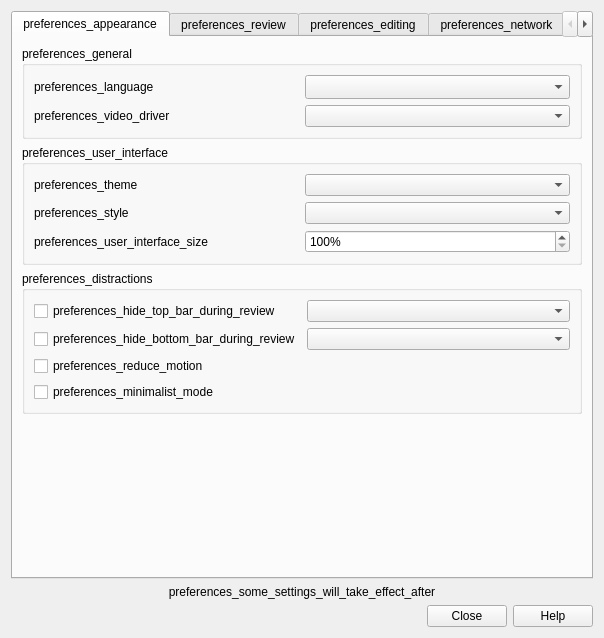
Before: the Qt Designer form qt/aqt/forms/preferences.ui in ankitects/anki, drawn with Qt 5.
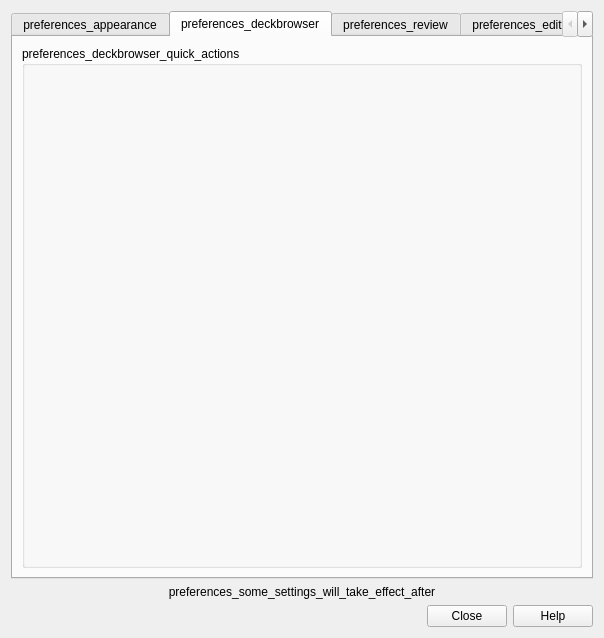
After: the same form once the commit is applied. The open tabs and pages were chosen to show the change.

What changed in the file:
```diff
--- a/qt/aqt/forms/preferences.ui
+++ b/qt/aqt/forms/preferences.ui
@@ -234,6 +234,20 @@
        </item>
       </layout>
      </widget>
+     <widget class="QWidget" name="tab_4">
+      <attribute name="title">
+       <string>preferences_deckbrowser</string>
+      </attribute>
+      <layout class="QVBoxLayout" name="verticalLayout_18">
+       <item>
+        <widget class="QGroupBox" name="quickActionsGroup">
+         <property name="title">
+          <string>preferences_deckbrowser_quick_actions</string>
+         </property>
+        </widget>
+       </item>
+      </layout>
+     </widget>
      <widget class="QWidget" name="tab_3">
       <attribute name="title">
        <string>preferences_review</string>
```
